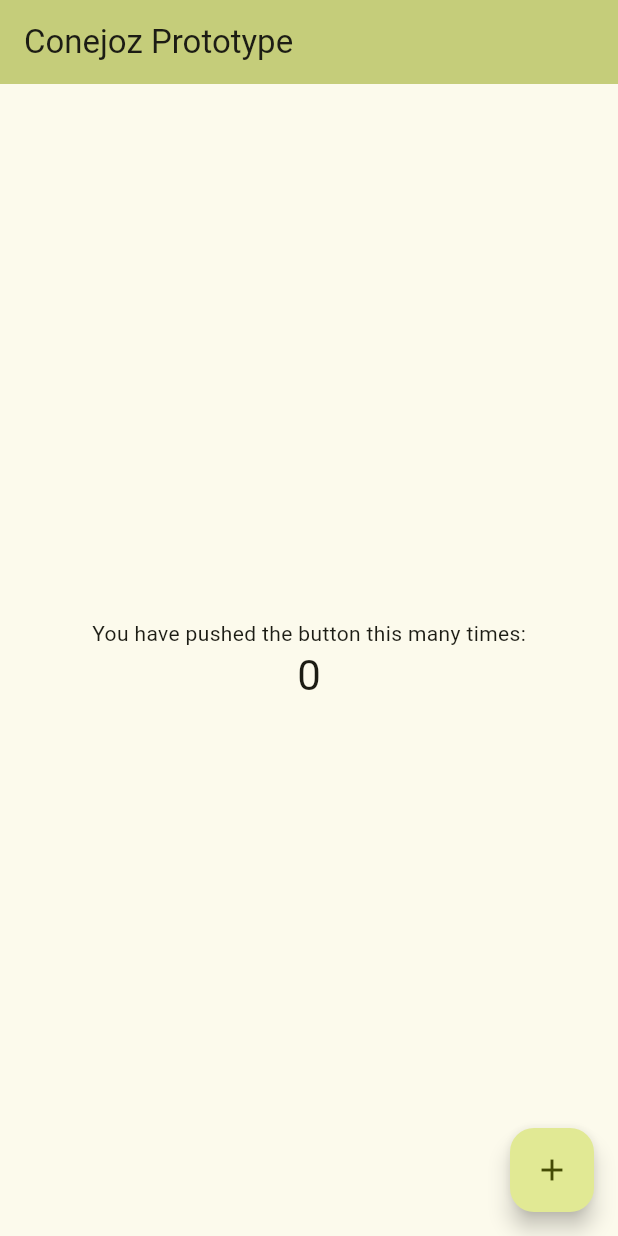
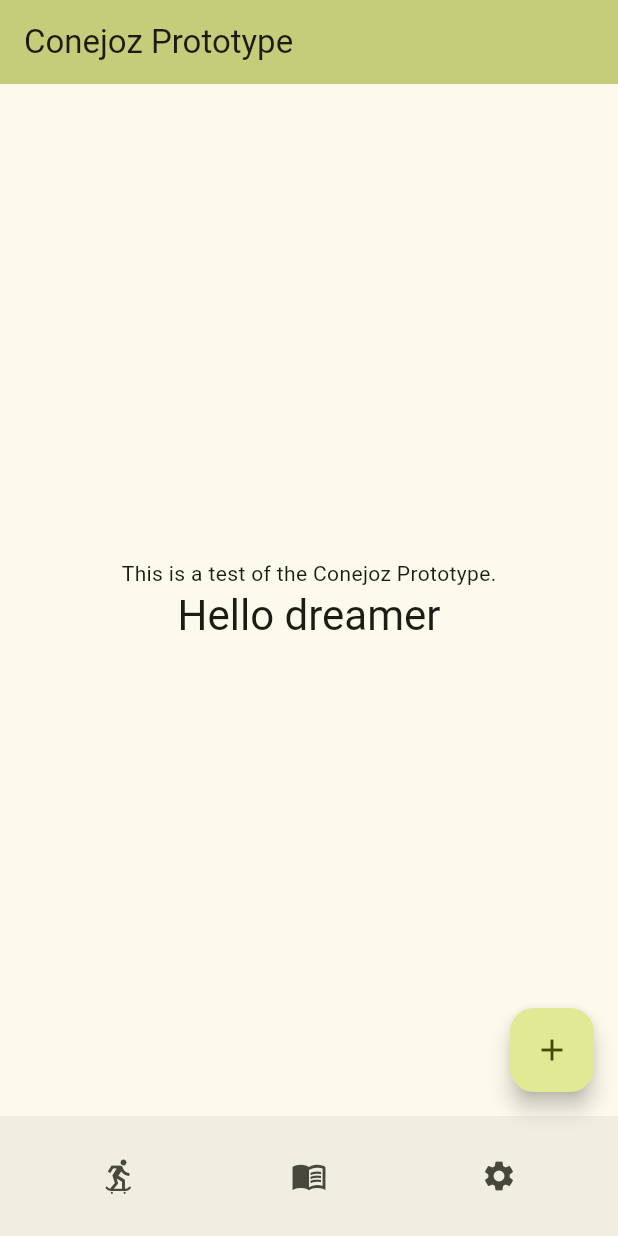
Before and after one commit to navirobayo/Conejoz, a Flutter app: the screen it shows after launch, on a phone screen of 412 x 824 dp. Run offline on Flutter 3.47's test engine with Material 2 defaults, Android fonts, the phone set to English and light mode, and no system bars.

Commit message:
Interface creation

```diff
--- a/conejoz/lib/main.dart
+++ b/conejoz/lib/main.dart
@@ -1,4 +1,7 @@
 import 'package:conejoz/components/theme_service.dart';
+import 'package:conejoz/presentation/feed_screen.dart';
+import 'package:conejoz/presentation/journal_screen.dart';
+import 'package:conejoz/presentation/settings_screen.dart';
 import 'package:provider/provider.dart';
 import 'package:conejoz/components/theme.dart';
 import 'package:flutter/material.dart';
@@ -39,14 +42,7 @@
 }
 
 class _MyHomePageState extends State<MyHomePage> {
-  int _counter = 0;
-
-  void _incrementCounter() {
-    setState(() {
-      _counter++;
-    });
-  }
-
+  int _currentIndex = 0;
   @override
   Widget build(BuildContext context) {
     return Scaffold(
@@ -54,16 +50,44 @@
         backgroundColor: Theme.of(context).colorScheme.inversePrimary,
         title: Text(widget.title),
       ),
-      body: Center(
-        child: Column(
-          mainAxisAlignment: MainAxisAlignment.center,
-          children: <Widget>[
-            const Text(
-              'You have pushed the button this many times:',
+      body: IndexedStack(
+        index: _currentIndex,
+        children: const [
+          FeedScreen(),
+          JournalScreen(),
+        ],
+      ),
+      bottomNavigationBar: BottomAppBar(
+        shape: const CircularNotchedRectangle(),
+        child: Row(
+          mainAxisAlignment: MainAxisAlignment.spaceAround,
+          children: [
+            IconButton(
+              icon: const Icon(Icons.skateboarding_sharp),
+              onPressed: () {
+                setState(() {
+                  _currentIndex = 0;
+                });
+              },
             ),
-            Text(
-              '$_counter',
-              style: Theme.of(context).textTheme.headlineMedium,
+            IconButton(
+              icon: const Icon(Icons.menu_book_sharp),
+              onPressed: () {
+                setState(() {
+                  _currentIndex = 1;
+                });
+              },
+            ),
+            IconButton(
+              icon: const Icon(Icons.settings),
+              onPressed: () {
+                Navigator.push(
+                  context,
+                  MaterialPageRoute(
+                    builder: (context) => const SettingsScreen(),
+                  ),
+                );
+              },
             ),
           ],
         ),
--- /dev/null
+++ b/conejoz/lib/presentation/feed_screen.dart
@@ -0,0 +1,23 @@
+import 'package:flutter/material.dart';
+
+class FeedScreen extends StatelessWidget {
+  const FeedScreen({super.key});
+
+  @override
+  Widget build(BuildContext context) {
+    return Center(
+      child: Column(
+        mainAxisAlignment: MainAxisAlignment.center,
+        children: <Widget>[
+          const Text(
+            'This is a test of the Conejoz Prototype.',
+          ),
+          Text(
+            'Hello dreamer',
+            style: Theme.of(context).textTheme.headlineMedium,
+          ),
+        ],
+      ),
+    );
+  }
+}
```
Also changed, not shown: conejoz/lib/presentation/journal_screen.dart (added, +10 -0 lines), conejoz/lib/presentation/settings_screen.dart (added, +40 -0 lines).
